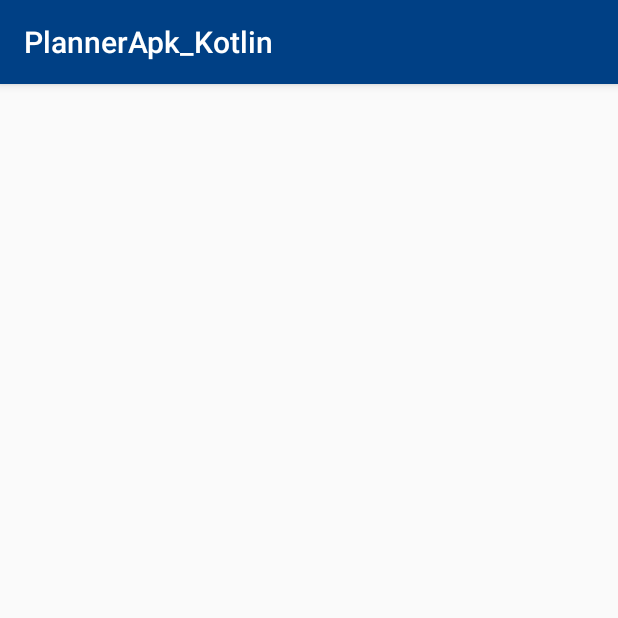
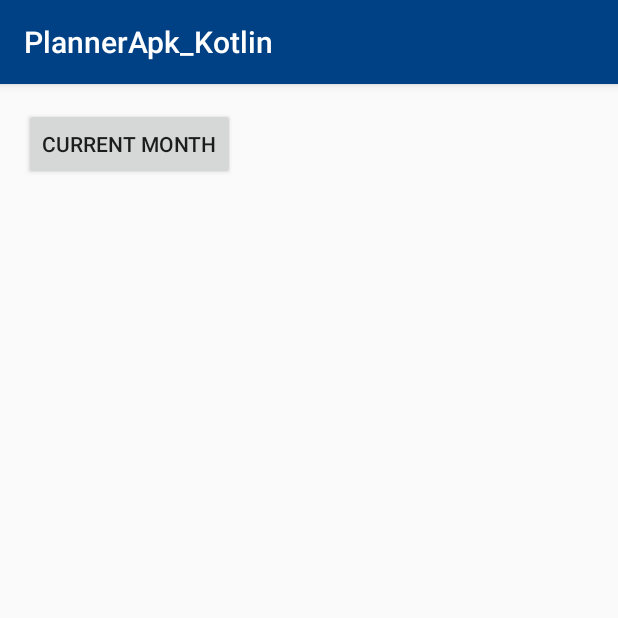
Before and after one commit to frc90/PlannerApk_Kotlin, an Android app: the ResponseActivity screen opened directly, with no data from a screen before it, on a phone screen of 412 x 824 dp, the top half of it. Run offline under Robolectric (Android 15) with nearby library versions, the phone set to English and light mode, and no system bars; 1 statement that could not run was skipped.

Commit message:
Obteniendo los datos del mes actual

```diff
--- a/app/src/main/java/com/frc90/plannerapk_kotlin/networking/routes/Routes.kt
+++ b/app/src/main/java/com/frc90/plannerapk_kotlin/networking/routes/Routes.kt
@@ -4,6 +4,6 @@ interface Routes {
     companion object{
         const val BASE_URL = "https://planificacion.reduc.edu.cu/api/"
         const val CREATE_TOKEN = "token/"
-        const val CURRENT_MONTH = "activities/current_month"
+        const val CURRENT_MONTH = "activities/current_month/"
     }
 }
--- a/app/src/main/java/com/frc90/plannerapk_kotlin/networking/services/ApiService.kt
+++ b/app/src/main/java/com/frc90/plannerapk_kotlin/networking/services/ApiService.kt
@@ -1,5 +1,6 @@
 package com.frc90.plannerapk_kotlin.networking.services
 
+import com.frc90.plannerapk_kotlin.model.CurrentMonth
 import com.frc90.plannerapk_kotlin.model.Token
 import com.frc90.plannerapk_kotlin.model.UserData
 import com.frc90.plannerapk_kotlin.networking.routes.Routes
@@ -8,9 +9,14 @@ import retrofit2.http.*
 
 interface ApiService {
 
+    // create_topken
     @Headers("Accept: application/json")
     @POST(Routes.CREATE_TOKEN)
     fun getAccessToken(
         @Body userData: UserData
     ): Call<Token>
+
+    // current_month
+    @GET(Routes.CURRENT_MONTH)
+    fun getCurrentMonth(@Header("Authorization") token: String): Call<CurrentMonth>
 }
--- a/app/src/main/java/com/frc90/plannerapk_kotlin/view/MainActivity.kt
+++ b/app/src/main/java/com/frc90/plannerapk_kotlin/view/MainActivity.kt
@@ -97,10 +97,10 @@ class MainActivity : BaseActivity(), LoginContract.View {
                     intent.putExtra("access", tokens.access)
                     startActivity(intent)
 
-                    Log.i("TAG_LOG", Gson().toJson(tokens))
-                    Log.i("TAG_LOG", "CODE: " + code)
+//                    Log.i("TAG_LOG", Gson().toJson(tokens))
+//                    Log.i("TAG_LOG", "CODE: " + code)
                 } else {
-                    Log.i("TAG_LOG", "CODE: " + code)
+//                    Log.i("TAG_LOG", "CODE: " + code)
                     Toast.makeText(this@MainActivity, response.message(), Toast.LENGTH_LONG)
                         .show()
                 }
--- /dev/null
+++ b/app/src/main/res/layout/activity_response.xml
@@ -0,0 +1,42 @@
+<?xml version="1.0" encoding="utf-8"?>
+<androidx.constraintlayout.widget.ConstraintLayout xmlns:android="http://schemas.android.com/apk/res/android"
+    xmlns:app="http://schemas.android.com/apk/res-auto"
+    xmlns:tools="http://schemas.android.com/tools"
+    android:layout_width="match_parent"
+    android:layout_height="match_parent"
+    tools:context=".view.ResponseActivity">
+
+    <TextView
+        android:id="@+id/tv_test"
+        android:layout_width="wrap_content"
+        android:layout_height="wrap_content"
+        android:layout_marginStart="16dp"
+        android:layout_marginLeft="16dp"
+        android:layout_marginTop="16dp"
+        android:layout_marginEnd="16dp"
+        android:layout_marginRight="16dp"
+        android:layout_marginBottom="16dp"
+        android:textSize="18sp"
+        app:layout_constraintBottom_toBottomOf="parent"
+        app:layout_constraintEnd_toEndOf="parent"
+        app:layout_constraintHorizontal_bias="0.0"
+        app:layout_constraintStart_toStartOf="parent"
+        app:layout_constraintTop_toTopOf="parent"
+        app:layout_constraintVertical_bias="0.125"
+        tools:text="Json with information" />
+
+    <Button
+        android:id="@+id/btn_currentMonth"
+        android:layout_width="wrap_content"
+        android:layout_height="wrap_content"
+        android:layout_marginStart="16dp"
+        android:layout_marginLeft="16dp"
+        android:layout_marginTop="16dp"
+        android:text="Current Month"
+        app:layout_constraintBottom_toBottomOf="parent"
+        app:layout_constraintEnd_toEndOf="parent"
+        app:layout_constraintHorizontal_bias="0.0"
+        app:layout_constraintStart_toStartOf="parent"
+        app:layout_constraintTop_toTopOf="parent"
+        app:layout_constraintVertical_bias="0.0" />
+</androidx.constraintlayout.widget.ConstraintLayout>
```
Also changed, not shown: app/src/main/java/com/frc90/plannerapk_kotlin/model/Acapite.kt (added, +15 -0 lines), app/src/main/java/com/frc90/plannerapk_kotlin/model/CurrentMonth.kt (added, +17 -0 lines), app/src/main/java/com/frc90/plannerapk_kotlin/model/Goal.kt (added, +11 -0 lines), app/src/main/java/com/frc90/plannerapk_kotlin/model/Leading.kt (added, +11 -0 lines), app/src/main/java/com/frc90/plannerapk_kotlin/model/Location.kt (added, +11 -0 lines), app/src/main/java/com/frc90/plannerapk_kotlin/model/Owner.kt (added, +17 -0 lines), app/src/main/java/com/frc90/plannerapk_kotlin/model/Partaker.kt (added, +11 -0 lines), app/src/main/java/com/frc90/plannerapk_kotlin/model/Result.kt (added, +41 -0 lines), app/src/main/java/com/frc90/plannerapk_kotlin/model/Strategy.kt (added, +11 -0 lines), app/src/main/java/com/frc90/plannerapk_kotlin/view/ResponseActivity.kt (+48 -3 lines).
